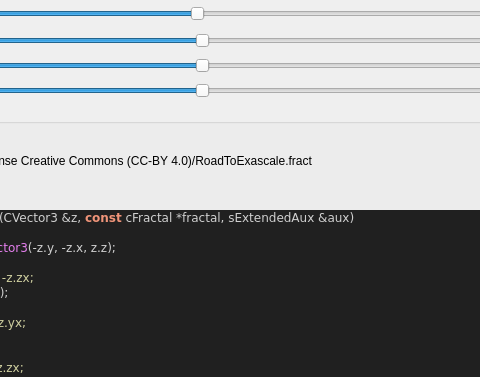
Old version of the form mandelbulber2/formula/ui/fractal_transf_octo_fold.ui in the repository buddhi1980/mandelbulber2; both pictures show x 180 to 660 and y 0 to 377 of the 808 by 597 pixel window.
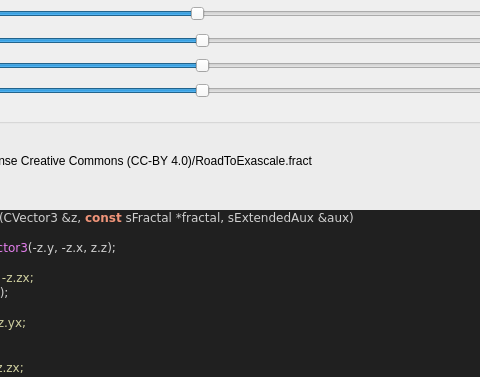
New version of the form. Custom widgets are drawn as their Qt base class.

```diff
--- a/mandelbulber2/formula/ui/fractal_transf_octo_fold.ui
+++ b/mandelbulber2/formula/ui/fractal_transf_octo_fold.ui
@@ -315,7 +315,7 @@
 &lt;/table&gt;
 &lt;br&gt;&lt;b&gt;Examples using this formula&lt;/b&gt;&lt;br&gt;Robert Pancoast collection - license Creative Commons (CC-BY 4.0)/RoadToExascale.fract&lt;h3&gt;Code&lt;/h3&gt;
 &lt;body style=&quot;background-color:#202020&quot;&gt;
-&lt;pre style=&quot;color:#d0d0d0; background-color:#202020;  font-family:'Courier New',monospace;&quot;&gt;&lt;span style=&quot;color:#f09479; font-weight:bold&quot;&gt;void&lt;/span&gt; &lt;span style=&quot;color:#e47eed&quot;&gt;TransfOctoFoldIteration&lt;/span&gt;&lt;span style=&quot;color:#d0d0d0&quot;&gt;(&lt;/span&gt;CVector3 &lt;span style=&quot;color:#d0d0d0&quot;&gt;&amp;amp;&lt;/span&gt;z&lt;span style=&quot;color:#d0d0d0&quot;&gt;,&lt;/span&gt; &lt;span style=&quot;color:#f09479; font-weight:bold&quot;&gt;const&lt;/span&gt; cFractal &lt;span style=&quot;color:#d0d0d0&quot;&gt;*&lt;/span&gt;fractal&lt;span style=&quot;color:#d0d0d0&quot;&gt;,&lt;/span&gt; sExtendedAux &lt;span style=&quot;color:#d0d0d0&quot;&gt;&amp;amp;&lt;/span&gt;aux&lt;span style=&quot;color:#d0d0d0&quot;&gt;)&lt;/span&gt;
+&lt;pre style=&quot;color:#d0d0d0; background-color:#202020;  font-family:'Courier New',monospace;&quot;&gt;&lt;span style=&quot;color:#f09479; font-weight:bold&quot;&gt;void&lt;/span&gt; &lt;span style=&quot;color:#e47eed&quot;&gt;TransfOctoFoldIteration&lt;/span&gt;&lt;span style=&quot;color:#d0d0d0&quot;&gt;(&lt;/span&gt;CVector3 &lt;span style=&quot;color:#d0d0d0&quot;&gt;&amp;amp;&lt;/span&gt;z&lt;span style=&quot;color:#d0d0d0&quot;&gt;,&lt;/span&gt; &lt;span style=&quot;color:#f09479; font-weight:bold&quot;&gt;const&lt;/span&gt; sFractal &lt;span style=&quot;color:#d0d0d0&quot;&gt;*&lt;/span&gt;fractal&lt;span style=&quot;color:#d0d0d0&quot;&gt;,&lt;/span&gt; sExtendedAux &lt;span style=&quot;color:#d0d0d0&quot;&gt;&amp;amp;&lt;/span&gt;aux&lt;span style=&quot;color:#d0d0d0&quot;&gt;)&lt;/span&gt;
 &lt;span style=&quot;color:#d0d0d0&quot;&gt;{&lt;/span&gt;
   &lt;span style=&quot;color:#7ec0ee; font-weight:bold&quot;&gt;if&lt;/span&gt; &lt;span style=&quot;color:#d0d0d0&quot;&gt;(&lt;/span&gt;z&lt;span style=&quot;color:#d0d0d0&quot;&gt;.&lt;/span&gt;x &lt;span style=&quot;color:#d0d0d0&quot;&gt;+&lt;/span&gt; z&lt;span style=&quot;color:#d0d0d0&quot;&gt;.&lt;/span&gt;y &lt;span style=&quot;color:#d0d0d0&quot;&gt;&amp;lt;&lt;/span&gt; &lt;span style=&quot;color:#87df71&quot;&gt;0.0&lt;/span&gt;&lt;span style=&quot;color:#d0d0d0&quot;&gt;)&lt;/span&gt; z &lt;span style=&quot;color:#d0d0d0&quot;&gt;=&lt;/span&gt; &lt;span style=&quot;color:#e47eed&quot;&gt;CVector3&lt;/span&gt;&lt;span style=&quot;color:#d0d0d0&quot;&gt;(-&lt;/span&gt;z&lt;span style=&quot;color:#d0d0d0&quot;&gt;.&lt;/span&gt;y&lt;span style=&quot;color:#d0d0d0&quot;&gt;, -&lt;/span&gt;z&lt;span style=&quot;color:#d0d0d0&quot;&gt;.&lt;/span&gt;x&lt;span style=&quot;color:#d0d0d0&quot;&gt;,&lt;/span&gt; z&lt;span style=&quot;color:#d0d0d0&quot;&gt;.&lt;/span&gt;z&lt;span style=&quot;color:#d0d0d0&quot;&gt;);&lt;/span&gt;
 
```
